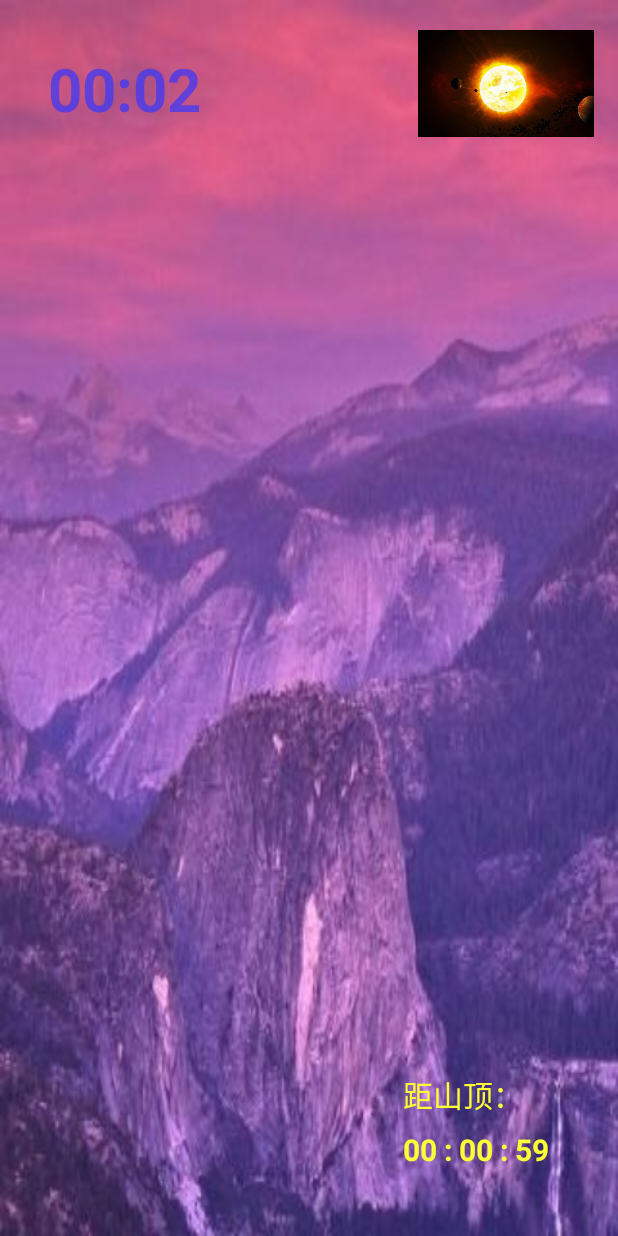
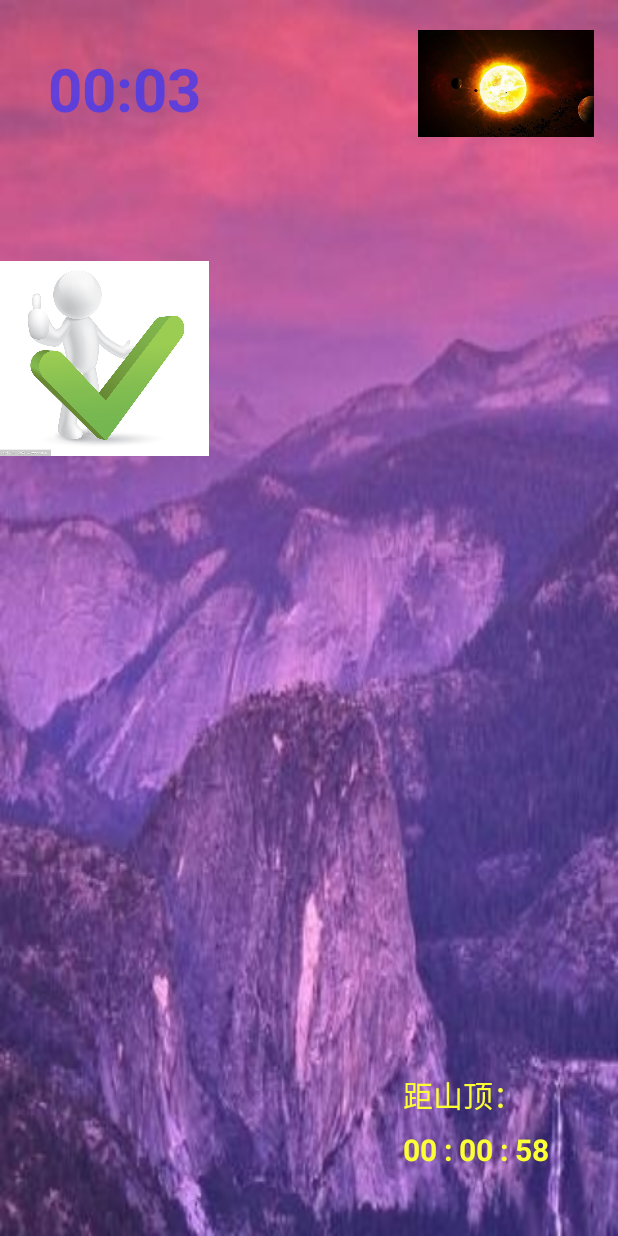
Before and after one commit to waterxjw/Climber3.0, an Android app: the Climbing screen opened directly, with no data from a screen before it, on a phone screen of 412 x 824 dp. Run offline under Robolectric (Android 15) with nearby library versions, the phone set to English and light mode, and no system bars; 1 statement that could not run was skipped.

Commit message:
6.0  动图    下一阶段：缓存。 晚~

```diff
--- a/app/app/src/main/java/com/example/xjw/climber/Climbing.java
+++ b/app/app/src/main/java/com/example/xjw/climber/Climbing.java
@@ -2,6 +2,7 @@ package com.example.xjw.climber;
 
 import android.app.Service;
 import android.content.Intent;
+import android.graphics.drawable.AnimationDrawable;
 import android.os.Build;
 import android.os.Bundle;
 import android.os.CountDownTimer;
@@ -14,10 +15,14 @@ import android.os.Vibrator;
 import android.support.v7.app.AppCompatActivity;
 import android.util.Log;
 import android.widget.Chronometer;
+import android.widget.ImageView;
 import android.widget.TextView;
 import android.widget.Toast;
 
 public class Climbing extends AppCompatActivity {
+
+    private AnimationDrawable animationDrawable;
+
     @Override
     protected void onCreate(Bundle savedInstanceState) {
         super.onCreate(savedInstanceState);
@@ -30,9 +35,9 @@ public class Climbing extends AppCompatActivity {
         //剩余时间输出
         final TextView tv = findViewById(R.id.timeOut);
 
-        int[] var = TimeGet.getInstance().getTime();
-        final int hours = var[0];
-        final int minute = var[1];
+        int[] varTime = TimeGet.getInstance().getTime();
+        final int hours = varTime[0];
+        final int minute = varTime[1];
 
 
         //已用时间输出
@@ -54,7 +59,7 @@ public class Climbing extends AppCompatActivity {
                 tv.setText("到达");
                 TextView tv2 = findViewById(R.id.outPrompt);
                 tv2.setText("");
-                Intent intent2=new Intent(Climbing.this,Ending.class);
+                Intent intent2 = new Intent(Climbing.this, Ending.class);
                 startActivity(intent2);
             }
         }.start();
@@ -110,6 +115,31 @@ public class Climbing extends AppCompatActivity {
             }
         }).start();
 
+
+        //图片问题
+        ImageView img = findViewById(R.id.imageView2);
+        img.setImageResource(R.drawable.animation);
+        animationDrawable = (AnimationDrawable) img.getDrawable();
+
     }
 
+
+
+    //emmmmmmmmm
+    @Override
+    protected void onResume() {
+        super.onResume();
+        animationDrawable.start();
+    }
+
+    //释放内存，但是应该在锁屏后执行
+    @Override
+    protected void onPause() {
+        super.onPause();
+        if (animationDrawable != null) {
+            animationDrawable.stop();
+        }
+    }
+
+
 }
--- /dev/null
+++ b/app/app/src/main/res/drawable/animation.xml
@@ -0,0 +1,18 @@
+<animation-list xmlns:android="http://schemas.android.com/apk/res/android"
+                android:oneshot="false">
+
+    <item
+            android:drawable="@drawable/i1"
+            android:duration="100" />
+    <item
+            android:drawable="@drawable/i2"
+            android:duration="100" />
+
+    <item
+            android:drawable="@drawable/i3"
+            android:duration="100" />
+
+    <item
+            android:drawable="@drawable/i4"
+            android:duration="100" />
+</animation-list>
--- a/app/app/src/main/res/layout/activity_climbing.xml
+++ b/app/app/src/main/res/layout/activity_climbing.xml
@@ -46,5 +46,11 @@
         app:layout_constraintBottom_toTopOf = "@+id/timeOut"
         app:layout_constraintStart_toStartOf = "@+id/timeOut"
         />
+    <ImageView
+            android:layout_width = "139dp"
+            android:layout_height = "179dp" app:srcCompat = "@drawable/animation"
+            tools:layout_editor_absoluteX = "32dp"
+            android:id = "@+id/imageView2" android:layout_marginTop = "60dp"
+            app:layout_constraintTop_toBottomOf = "@+id/lastTime" />
 
 </android.support.constraint.ConstraintLayout>
```
Also changed, not shown: app/app/src/main/res/drawable/i1.jpg (added), app/app/src/main/res/drawable/i2.jpg (added), app/app/src/main/res/drawable/i3.jpg (added), app/app/src/main/res/drawable/i4.jpg (added).
